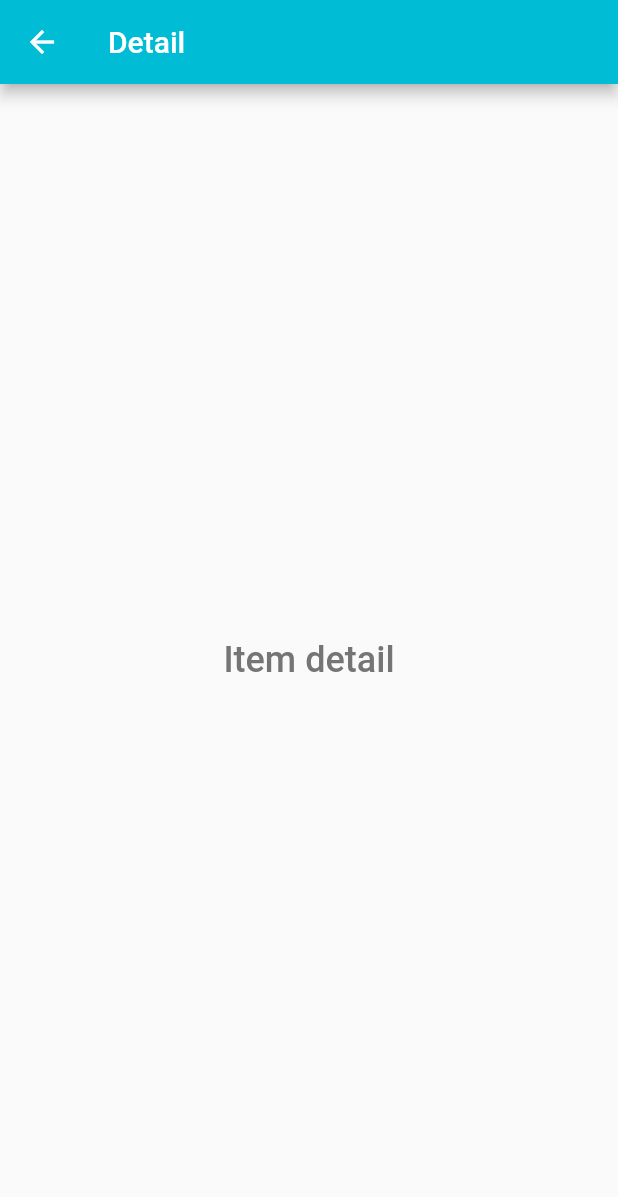
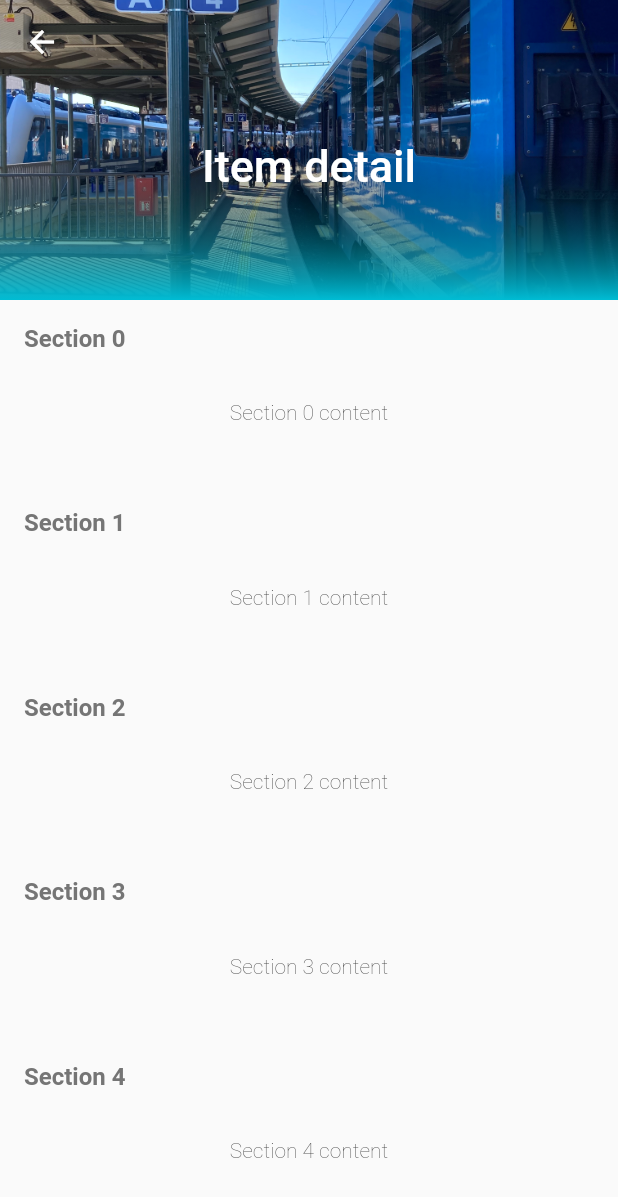
Before and after one commit to tom-novak/flutter-common-widgets, a Flutter app: the BaseVerticalScreen screen opened directly, on a phone screen of 412 x 824 dp. Shown: the top 1197 px of the screen. Run offline on Flutter 3.47's test engine with Material 2 defaults, Android fonts, the phone set to English and light mode, and no system bars; our stand-ins replace flutter_conditional_rendering, shimmer.

Commit message:
Item detail PoC

```diff
--- a/lib/src/preview/preview_cards_page.dart
+++ b/lib/src/preview/preview_cards_page.dart
@@ -42,7 +42,6 @@ class PreviewCardsPage extends StatelessWidget {
                 MaterialPageRoute(
                   builder: (context) {
                     return const BaseVerticalScreen(
-                      appBarTitle: Text('Detail'),
                       body: PreviewDetailPage(),
                     );
                   },
--- a/lib/src/preview/preview_detail_page.dart
+++ b/lib/src/preview/preview_detail_page.dart
@@ -1,22 +1,81 @@
 import 'package:flutter/material.dart';
+import 'package:flutter_common_widgets/flutter_common_widgets.dart';
 
 class PreviewDetailPage extends StatelessWidget {
   const PreviewDetailPage({Key? key}) : super(key: key);
 
   @override
   Widget build(BuildContext context) {
-    return Column(
-      mainAxisAlignment: MainAxisAlignment.center,
-      children: [
-        Row(
-          mainAxisAlignment: MainAxisAlignment.center,
-          children: [
-            Text(
-              'Item detail',
-              style: Theme.of(context).textTheme.headline3,
+    return CustomScrollView(
+      slivers: [
+        SliverAppBar(
+          pinned: true,
+          stretch: true,
+          onStretchTrigger: () async {
+            print('Load new data');
+          },
+          expandedHeight: 200,
+          flexibleSpace: FlexibleSpaceBar(
+            title: Column(
+              mainAxisAlignment: MainAxisAlignment.center,
+              children: [
+                Flexible(
+                  flex: 3,
+                  child: Container(),
+                ),
+                const Flexible(
+                  flex: 1,
+                  child: Text('Item detail'),
+                ),
+                Flexible(
+                  flex: 1,
+                  child: Container(),
+                ),
+              ],
             ),
-          ],
-        )
+            centerTitle: true,
+            titlePadding: EdgeInsets.zero,
+            stretchModes: const [
+              StretchMode.zoomBackground,
+              StretchMode.fadeTitle,
+              StretchMode.blurBackground,
+            ],
+            background: DecoratedBox(
+              position: DecorationPosition.foreground,
+              decoration: BoxDecoration(
+                gradient: LinearGradient(
+                  begin: Alignment.bottomCenter,
+                  end: Alignment.center,
+                  colors: <Color>[
+                    Theme.of(context).colorScheme.primary,
+                    Colors.transparent,
+                  ],
+                ),
+              ),
+              child: Image.asset(
+                'assets/images/train.jpg',
+                package: 'flutter_common_widgets',
+                fit: BoxFit.cover,
+              ),
+            ),
+          ),
+        ),
+        SliverToBoxAdapter(
+          child: Column(
+            children: List<Widget>.generate(
+              20,
+              (index) => LabeledSection(
+                label: 'Section $index',
+                child: SizedBox(
+                  height: 64,
+                  child: Center(
+                    child: Text('Section $index content'),
+                  ),
+                ),
+              ),
+            ),
+          ),
+        ),
       ],
     );
   }
--- a/lib/src/screen/base_vertical_screen.dart
+++ b/lib/src/screen/base_vertical_screen.dart
@@ -15,16 +15,14 @@ class BaseVerticalScreen extends StatelessWidget {
     this.body,
     this.bottomNavigationBar,
     String Function(BuildContext)? widgetStateBuilder,
-  }) : widgetStateBuilder = widgetStateBuilder ?? contentStateBuilder,
+  })  : widgetStateBuilder = widgetStateBuilder ?? contentStateBuilder,
         super(key: key);
 
   @override
   Widget build(BuildContext context) {
     return Scaffold(
-      appBar: appBar ??
-          AppBar(
-            title: appBarTitle,
-          ),
+      appBar:
+          appBar ?? (appBarTitle != null ? AppBar(title: appBarTitle) : null),
       body: body,
       bottomNavigationBar: bottomNavigationBar,
     );
--- a/lib/src/widget/common_list_page.dart
+++ b/lib/src/widget/common_list_page.dart
@@ -1,7 +1,5 @@
 import 'package:flutter/material.dart';
 import 'package:flutter_common_widgets/flutter_common_widgets.dart';
-import 'package:flutter_common_widgets/src/screen/base_vertical_page.dart';
-import 'package:flutter_common_widgets/src/widget/common_list_tile.dart';
 
 class CommonListPage extends StatelessWidget {
   final Widget? above;
@@ -46,7 +44,6 @@ class CommonListPage extends StatelessWidget {
                       MaterialPageRoute(
                         builder: (context) {
                           return const BaseVerticalScreen(
-                            appBarTitle: Text('Detail'),
                             body: PreviewDetailPage(),
                           );
                         },
```
